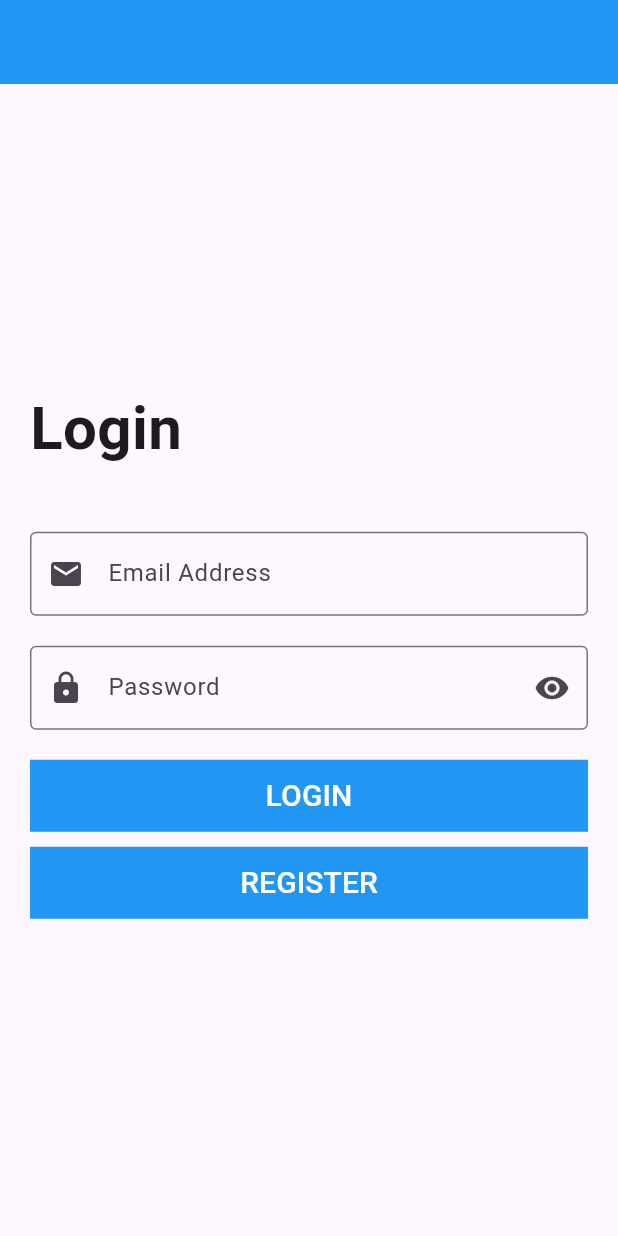
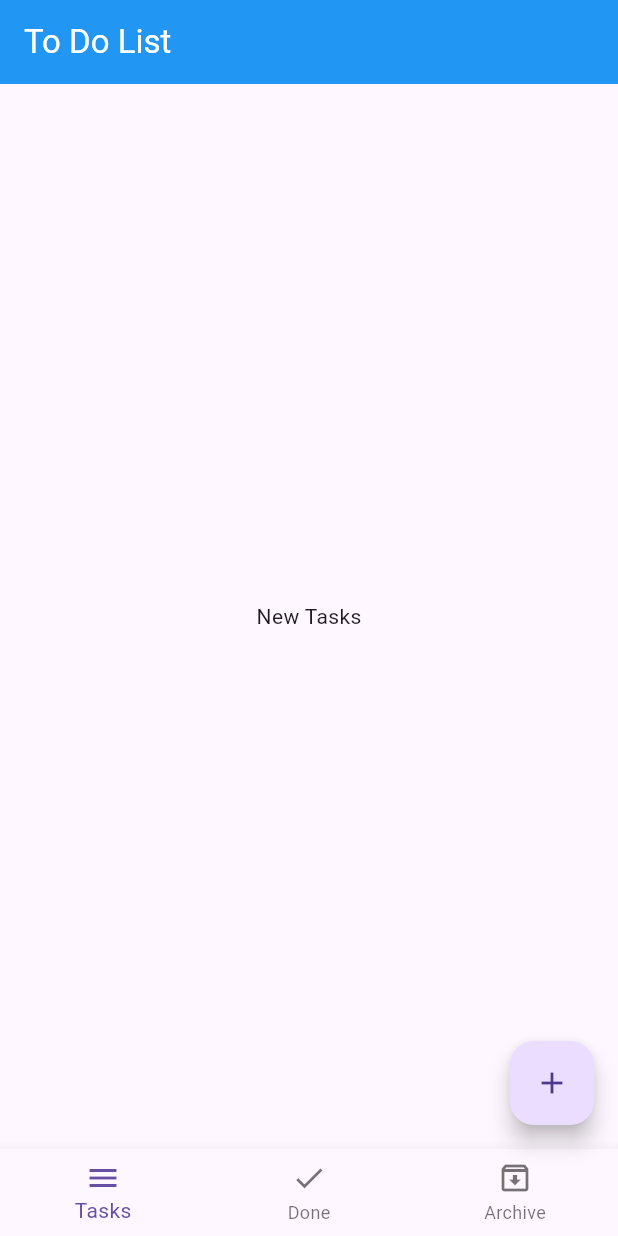
Before and after one commit to alaaashraf6/flutter_learning, a Flutter app: the screen it shows after launch, on a phone screen of 412 x 824 dp. Run offline on Flutter 3.47's test engine with Material 3 defaults, Android fonts, the light colour scheme and no system bars.

Commit message:
to do list templete

```diff
--- /dev/null
+++ b/lib/layout/home_layout.dart
@@ -0,0 +1,51 @@
+import 'package:flutter/material.dart';
+import 'package:learning_app_on_udemy/modules/archive_tasks/archive_tasks.dart';
+import 'package:learning_app_on_udemy/modules/done_task/done_task.dart';
+import 'package:learning_app_on_udemy/modules/new_task/new_task.dart';
+
+class HomeLayout extends StatefulWidget {
+  const HomeLayout({super.key});
+
+  @override
+  State<HomeLayout> createState() => _HomeLayoutState();
+}
+
+class _HomeLayoutState extends State<HomeLayout> {
+  int currentIndex = 0;
+  final List<Widget> screens = const[
+    NewTasks() ,
+    DoneTasks() ,
+    ArchiveTasks()
+  ] ;
+
+  @override
+  Widget build(BuildContext context) {
+    return Scaffold(
+      appBar: AppBar(
+          backgroundColor: Colors.blue,
+          title: const Text(
+            'To Do List',
+            style: TextStyle(color: Colors.white),
+          )),
+      floatingActionButton: FloatingActionButton(
+        onPressed: () {},
+        child: const Icon(Icons.add),
+      ),
+      bottomNavigationBar: BottomNavigationBar(
+          type: BottomNavigationBarType.fixed,
+          currentIndex: currentIndex,
+          onTap: (index) => {
+                setState(() {
+                  currentIndex = index;
+                })
+              },
+          items: const [
+            BottomNavigationBarItem(icon: Icon(Icons.menu), label: 'Tasks' , ),
+            BottomNavigationBarItem(icon: Icon(Icons.check), label: 'Done'),
+            BottomNavigationBarItem(
+                icon: Icon(Icons.archive_outlined), label: 'Archive'),
+          ]),
+          body: screens[currentIndex],
+    );
+  }
+}
--- a/lib/main.dart
+++ b/lib/main.dart
@@ -1,4 +1,5 @@
 import 'package:flutter/material.dart';
+import 'package:learning_app_on_udemy/layout/home_layout.dart';
 import 'package:learning_app_on_udemy/modules/bmi/bmi_calculator.dart';
 import 'package:learning_app_on_udemy/modules/users/userItem.dart';
 import 'package:learning_app_on_udemy/modules/users/user_screen.dart';
@@ -64,15 +65,16 @@ class MyApp extends StatelessWidget {
 
   @override
   Widget build(BuildContext context) {
-    return MaterialApp(
+    return const MaterialApp(
       debugShowCheckedModeBanner: false,
       title: 'Flutter Demo',
       home: SafeArea(
         child: Scaffold(
-            body: LoginScreen()),
+            // body: LoginScreen()),
             // body: MassengerScreen()
             // body: UserScreen()),
             // body: BMICalculator()),
+            body: HomeLayout()),
       ),
     );
   }
--- /dev/null
+++ b/lib/modules/archive_tasks/archive_tasks.dart
@@ -0,0 +1,12 @@
+import 'package:flutter/material.dart';
+
+class ArchiveTasks extends StatelessWidget {
+  const ArchiveTasks({super.key});
+
+  @override
+  Widget build(BuildContext context) {
+    return const Center(
+      child: Text('Archive'),
+    );
+  }
+}
--- /dev/null
+++ b/lib/modules/done_task/done_task.dart
@@ -0,0 +1,12 @@
+import 'package:flutter/material.dart';
+
+class DoneTasks extends StatelessWidget {
+  const DoneTasks({super.key});
+
+  @override
+  Widget build(BuildContext context) {
+    return const Center(
+      child: Text('Done Tasks'),
+    );
+  }
+}
--- /dev/null
+++ b/lib/modules/new_task/new_task.dart
@@ -0,0 +1,12 @@
+import 'package:flutter/material.dart';
+
+class NewTasks extends StatelessWidget {
+  const NewTasks({super.key});
+
+  @override
+  Widget build(BuildContext context) {
+    return const Center(
+      child: Text('New Tasks'),
+    );
+  }
+}
```
